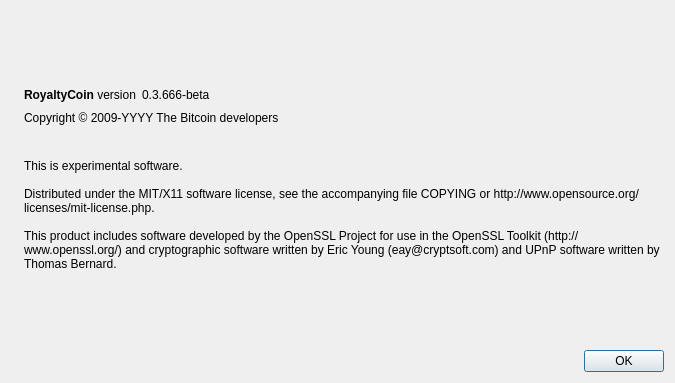
First picture: the form in src/qt/forms/aboutdialog.ui, repository royaltiescoin/royaltiescoin, before the edit.
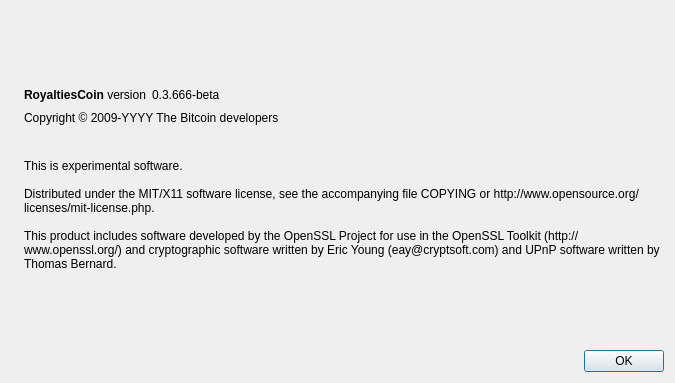
Second picture: the form after the edit. Icons and pictures are not drawn.

Commit message:
merge with preview version
merge with preview version

```diff
--- a/src/qt/forms/aboutdialog.ui
+++ b/src/qt/forms/aboutdialog.ui
@@ -50,7 +50,7 @@
           <cursorShape>IBeamCursor</cursorShape>
          </property>
          <property name="text">
-          <string>&lt;b&gt;RoyaltyCoin&lt;/b&gt; version</string>
+          <string>&lt;html&gt;&lt;head/&gt;&lt;body&gt;&lt;p&gt;&lt;span style=&quot; font-weight:600;&quot;&gt;RoyaltiesCoin&lt;/span&gt; version&lt;/p&gt;&lt;/body&gt;&lt;/html&gt;</string>
          </property>
          <property name="textInteractionFlags">
           <set>Qt::LinksAccessibleByMouse|Qt::TextSelectableByKeyboard|Qt::TextSelectableByMouse</set>
```
Left out of the diff: 2 changed lines with no effect on the pictures. The commit also changes 249 other files.
